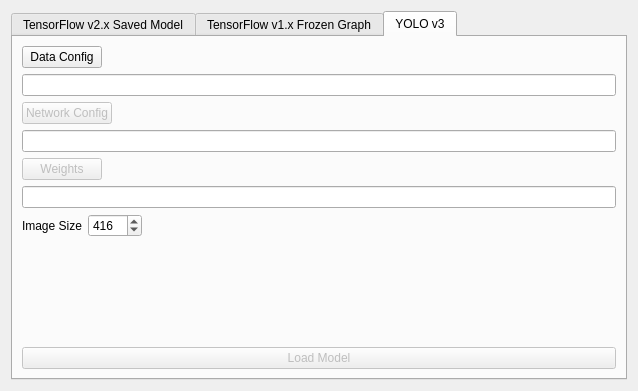
First picture: the form in bboxee/gui/select_model_dialog.ui, repository persts/BBoxEE, before the edit.
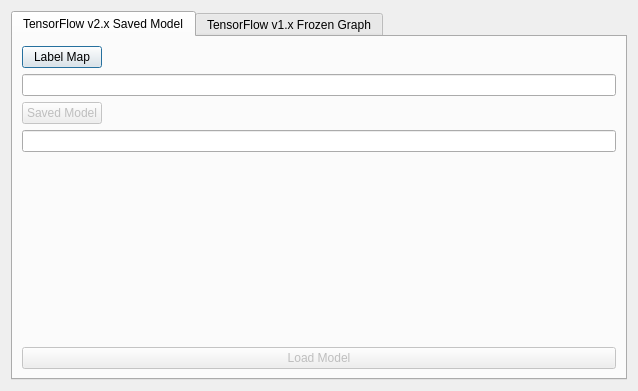
Second picture: the form after the edit. The open tabs and pages were chosen to show the change.

Commit message: Removed yolo support for assisted annotation

```diff
--- a/bboxee/gui/select_model_dialog.ui
+++ b/bboxee/gui/select_model_dialog.ui
@@ -26,11 +26,41 @@
       <attribute name="title">
        <string>TensorFlow v2.x Saved Model</string>
       </attribute>
-      <layout class="QVBoxLayout" name="verticalLayout_4">
+      <layout class="QVBoxLayout" name="verticalLayout_3">
+       <item>
+        <layout class="QHBoxLayout" name="horizontalLayout_8">
+         <item>
+          <widget class="QPushButton" name="pushButtonLabelMapV2">
+           <property name="text">
+            <string>Label Map</string>
+           </property>
+          </widget>
+         </item>
+         <item>
+          <spacer name="horizontalSpacer_8">
+           <property name="orientation">
+            <enum>Qt::Horizontal</enum>
+           </property>
+           <property name="sizeHint" stdset="0">
+            <size>
+             <width>40</width>
+             <height>20</height>
+            </size>
+           </property>
+          </spacer>
+         </item>
+        </layout>
+       </item>
+       <item>
+        <widget class="QLineEdit" name="lineEditLabelMapV2"/>
+       </item>
        <item>
         <layout class="QHBoxLayout" name="horizontalLayout_7">
          <item>
           <widget class="QPushButton" name="pushButtonTFModel">
+           <property name="enabled">
+            <bool>false</bool>
+           </property>
            <property name="text">
             <string>Saved Model</string>
            </property>
@@ -54,33 +84,6 @@
        <item>
         <widget class="QLineEdit" name="lineEditTFModel"/>
        </item>
-       <item>
-        <layout class="QHBoxLayout" name="horizontalLayout_8">
-         <item>
-          <widget class="QPushButton" name="pushButtonLabelMapV2">
-           <property name="text">
-            <string>Label Map</string>
-           </property>
-          </widget>
-         </item>
-         <item>
-          <spacer name="horizontalSpacer_8">
-           <property name="orientation">
-            <enum>Qt::Horizontal</enum>
-           </property>
-           <property name="sizeHint" stdset="0">
-            <size>
-             <width>40</width>
-             <height>20</height>
-            </size>
-           </property>
-          </spacer>
-         </item>
-        </layout>
-       </item>
-       <item>
-        <widget class="QLineEdit" name="lineEditLabelMapV2"/>
-       </item>
        <item>
         <spacer name="verticalSpacer_3">
          <property name="orientation">
@@ -96,6 +99,9 @@
        </item>
        <item>
         <widget class="QPushButton" name="pushButtonTFV2">
+         <property name="enabled">
+          <bool>false</bool>
+         </property>
          <property name="text">
           <string>Load Model</string>
          </property>
@@ -108,10 +114,43 @@
        <string>TensorFlow v1.x Frozen Graph</string>
       </attribute>
       <layout class="QVBoxLayout" name="verticalLayout_2">
+       <item>
+        <layout class="QHBoxLayout" name="horizontalLayout_6">
+         <item>
+          <widget class="QPushButton" name="pushButtonLabelMapV1">
+           <property name="enabled">
+            <bool>true</bool>
+           </property>
+           <property name="text">
+            <string>Label Map</string>
+           </property>
+          </widget>
+         </item>
+         <item>
+          <spacer name="horizontalSpacer_6">
+           <property name="orientation">
+            <enum>Qt::Horizontal</enum>
+           </property>
+           <property name="sizeHint" stdset="0">
+            <size>
+             <width>40</width>
+             <height>20</height>
+            </size>
+           </property>
+          </spacer>
+         </item>
+        </layout>
+       </item>
+       <item>
+        <widget class="QLineEdit" name="lineEditLabelMapV1"/>
+       </item>
        <item>
         <layout class="QHBoxLayout" name="horizontalLayout_5">
          <item>
           <widget class="QPushButton" name="pushButtonTFGraph">
+           <property name="enabled">
+            <bool>false</bool>
+           </property>
            <property name="text">
             <string>Frozen Inference Graph</string>
            </property>
@@ -135,36 +174,6 @@
        <item>
         <widget class="QLineEdit" name="lineEditTFGraph"/>
        </item>
-       <item>
-        <layout class="QHBoxLayout" name="horizontalLayout_6">
-         <item>
-          <widget class="QPushButton" name="pushButtonLabelMapV1">
-           <property name="enabled">
-            <bool>false</bool>
-           </property>
-           <property name="text">
-            <string>Label Map</string>
-           </property>
-          </widget>
-         </item>
-         <item>
-          <spacer name="horizontalSpacer_6">
-           <property name="orientation">
-            <enum>Qt::Horizontal</enum>
-           </property>
-           <property name="sizeHint" stdset="0">
-            <size>
-             <width>40</width>
-             <height>20</height>
-            </size>
-           </property>
-          </spacer>
-         </item>
-        </layout>
-       </item>
-       <item>
-        <widget class="QLineEdit" name="lineEditLabelMapV1"/>
-       </item>
        <item>
         <spacer name="verticalSpacer">
          <property name="orientation">
@@ -190,160 +199,6 @@
        </item>
       </layout>
      </widget>
-     <widget class="QWidget" name="yolo">
-      <attribute name="title">
-       <string>YOLO v3</string>
-      </attribute>
-      <layout class="QVBoxLayout" name="verticalLayout_3">
-       <item>
-        <layout class="QHBoxLayout" name="horizontalLayout">
-         <item>
-          <widget class="QPushButton" name="pushButtonDataConfig">
-           <property name="text">
-            <string>Data Config</string>
-           </property>
-          </widget>
-         </item>
-         <item>
-          <spacer name="horizontalSpacer">
-           <property name="orientation">
-            <enum>Qt::Horizontal</enum>
-           </property>
-           <property name="sizeHint" stdset="0">
-            <size>
-             <width>40</width>
-             <height>20</height>
-            </size>
-           </property>
-          </spacer>
-         </item>
-        </layout>
-       </item>
-       <item>
-        <widget class="QLineEdit" name="lineEditDataConfig"/>
-       </item>
-       <item>
-        <layout class="QHBoxLayout" name="horizontalLayout_2">
-         <item>
-          <widget class="QPushButton" name="pushButtonNetworkConfig">
-           <property name="enabled">
-            <bool>false</bool>
-           </property>
-           <property name="text">
-            <string>Network Config</string>
-           </property>
-          </widget>
-         </item>
-         <item>
-          <spacer name="horizontalSpacer_2">
-           <property name="orientation">
-            <enum>Qt::Horizontal</enum>
-           </property>
-           <property name="sizeHint" stdset="0">
-            <size>
-             <width>40</width>
-             <height>20</height>
-            </size>
-           </property>
-          </spacer>
-         </item>
-        </layout>
-       </item>
-       <item>
-        <widget class="QLineEdit" name="lineEditNetworkConfig"/>
-       </item>
-       <item>
-        <layout class="QHBoxLayout" name="horizontalLayout_3">
-         <item>
-          <widget class="QPushButton" name="pushButtonWeights">
-           <property name="enabled">
-            <bool>false</bool>
-           </property>
-           <property name="text">
-            <string>Weights</string>
-           </property>
-          </widget>
-         </item>
-         <item>
-          <spacer name="horizontalSpacer_3">
-           <property name="orientation">
-            <enum>Qt::Horizontal</enum>
-           </property>
-           <property name="sizeHint" stdset="0">
-            <size>
-             <width>40</width>
-             <height>20</height>
-            </size>
-           </property>
-          </spacer>
-         </item>
-        </layout>
-       </item>
-       <item>
-        <widget class="QLineEdit" name="lineEditWeights"/>
-       </item>
-       <item>
-        <layout class="QHBoxLayout" name="horizontalLayout_4">
-         <item>
-          <widget class="QLabel" name="label">
-           <property name="text">
-            <string>Image Size</string>
-           </property>
-          </widget>
-         </item>
-         <item>
-          <widget class="QSpinBox" name="spinBoxImageSize">
-           <property name="minimum">
-            <number>1</number>
-           </property>
-           <property name="maximum">
-            <number>1024</number>
-           </property>
-           <property name="value">
-            <number>416</number>
-           </property>
-          </widget>
-         </item>
-         <item>
-          <spacer name="horizontalSpacer_4">
-           <property name="orientation">
-            <enum>Qt::Horizontal</enum>
-           </property>
-           <property name="sizeHint" stdset="0">
-            <size>
-             <width>40</width>
-             <height>20</height>
-            </size>
-           </property>
-          </spacer>
-         </item>
-        </layout>
-       </item>
-       <item>
-        <spacer name="verticalSpacer_2">
-         <property name="orientation">
-          <enum>Qt::Vertical</enum>
-         </property>
-         <property name="sizeHint" stdset="0">
-          <size>
-           <width>20</width>
-           <height>23</height>
-          </size>
-         </property>
-        </spacer>
-       </item>
-       <item>
-        <widget class="QPushButton" name="pushButtonYolo">
-         <property name="enabled">
-          <bool>false</bool>
-         </property>
-         <property name="text">
-          <string>Load Model</string>
-         </property>
-        </widget>
-       </item>
-      </layout>
-     </widget>
     </widget>
    </item>
   </layout>
```
The commit also changes 4 other files.
